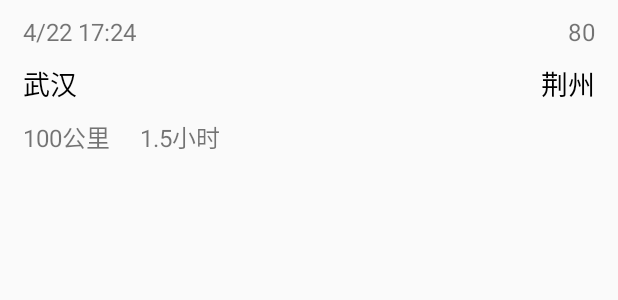
After one commit to crazyxu/SafeDrive-Android, an Android app: the layout item_records_layout.xml on its own in the app's theme, with its tools: preview values and no code run, on a phone screen of 412 x 824 dp. The commit adds this screen. Shown: the top 300 px of the screen. Run offline under Robolectric (Android 15) with nearby library versions, the phone set to English and light mode, and no system bars.

Commit message:
DriveRecord列表

```diff
--- a/app/src/main/res/layout/fragment_my.xml
+++ b/app/src/main/res/layout/fragment_my.xml
@@ -4,10 +4,5 @@
     android:layout_height="match_parent"
     tools:context="me.xucan.safedrive.ui.fragment.MyFragment">
 
-    <!-- TODO: Update blank fragment layout -->
-    <TextView
-        android:layout_width="match_parent"
-        android:layout_height="match_parent"
-        android:text="@string/hello_blank_fragment" />
 
 </FrameLayout>
--- /dev/null
+++ b/app/src/main/res/layout/item_records_layout.xml
@@ -0,0 +1,62 @@
+<?xml version="1.0" encoding="utf-8"?>
+<RelativeLayout xmlns:android="http://schemas.android.com/apk/res/android"
+    android:layout_width="match_parent"
+    android:layout_height="wrap_content"
+    android:paddingTop="10dp"
+    android:paddingBottom="10dp"
+    android:paddingLeft="15dp"
+    android:paddingRight="15dp">
+    <TextView
+        android:id="@+id/tv_start_time"
+        android:layout_width="wrap_content"
+        android:layout_height="wrap_content"
+        android:text="4/22 17:24 "
+        android:textSize="16sp"/>
+    <TextView
+        android:id="@+id/tv_safety_index"
+        android:layout_width="wrap_content"
+        android:layout_height="wrap_content"
+        android:text="80"
+        android:layout_alignParentRight="true"
+        android:textSize="16sp"/>
+    <TextView
+        android:id="@+id/tv_start_place"
+        android:layout_width="wrap_content"
+        android:layout_height="wrap_content"
+        android:text="武汉"
+        android:textSize="18sp"
+        android:layout_below="@id/tv_start_time"
+        android:layout_marginTop="10dp"
+        android:textColor="@android:color/black"/>
+    <ImageView
+        android:layout_width="100dp"
+        android:layout_height="wrap_content"
+        android:layout_centerInParent="true"
+        android:scaleType="centerCrop"/>
+    <TextView
+        android:id="@+id/tv_end_place"
+        android:layout_width="wrap_content"
+        android:layout_height="wrap_content"
+        android:text="荆州"
+        android:textSize="18sp"
+        android:layout_alignTop="@id/tv_start_place"
+        android:layout_alignParentRight="true"
+        android:textColor="@android:color/black"/>
+    <TextView
+        android:id="@+id/tv_duration"
+        android:layout_width="wrap_content"
+        android:layout_height="wrap_content"
+        android:text="100公里"
+        android:textSize="16sp"
+        android:layout_below="@id/tv_start_place"
+        android:layout_marginTop="10dp"/>
+    <TextView
+        android:id="@+id/tv_distance"
+        android:layout_width="wrap_content"
+        android:layout_height="wrap_content"
+        android:text="1.5小时"
+        android:layout_alignTop="@id/tv_duration"
+        android:layout_toRightOf="@id/tv_duration"
+        android:layout_marginLeft="20dp"
+        android:textSize="16sp"/>
+</RelativeLayout>
--- a/app/src/main/res/values/styles.xml
+++ b/app/src/main/res/values/styles.xml
@@ -8,4 +8,10 @@
         <item name="colorAccent">@color/colorAccent</item>
     </style>
 
+    <style name="Divider_common">
+        <item name="android:layout_width">match_parent</item>
+        <item name="android:layout_height">1px</item>
+        <item name="android:background">@color/colorDivider</item>
+    </style>
+
 </resources>
--- a/settings.gradle
+++ b/settings.gradle
@@ -1 +1 @@
-include ':app'
+include ':app', ':IMKit'
```
Also changed, not shown: app/build.gradle (+5 -2 lines), app/src/main/java/me/xucan/safedrive/App.java (added, +13 -0 lines), app/src/main/java/me/xucan/safedrive/bean/DriveRecord.java (added, +100 -0 lines), app/src/main/java/me/xucan/safedrive/db/MyDBManager.java (added, +57 -0 lines), app/src/main/java/me/xucan/safedrive/ui/adapter/RecordAdapter.java (added, +98 -0 lines), app/src/main/java/me/xucan/safedrive/ui/fragment/RecordsFragment.java (+24 -7 lines), app/src/main/java/me/xucan/safedrive/ui/widget/CustomItem.java (added, +150 -0 lines), app/src/main/java/me/xucan/safedrive/util/DateUtil.java (added, +58 -0 lines), app/src/main/res/drawable/selector_custom_item.xml (added, +10 -0 lines), app/src/main/res/layout/fragment_records.xml (+5 -6 lines), app/src/main/res/layout/item_custom_layout.xml (added, +63 -0 lines), app/src/main/res/values/attrs.xml (added, +14 -0 lines), app/src/main/res/values/colors.xml (+14 -0 lines), app/src/main/res/mipmap-xhdpi/icon_arrow_go.png (added), 2 more files.
